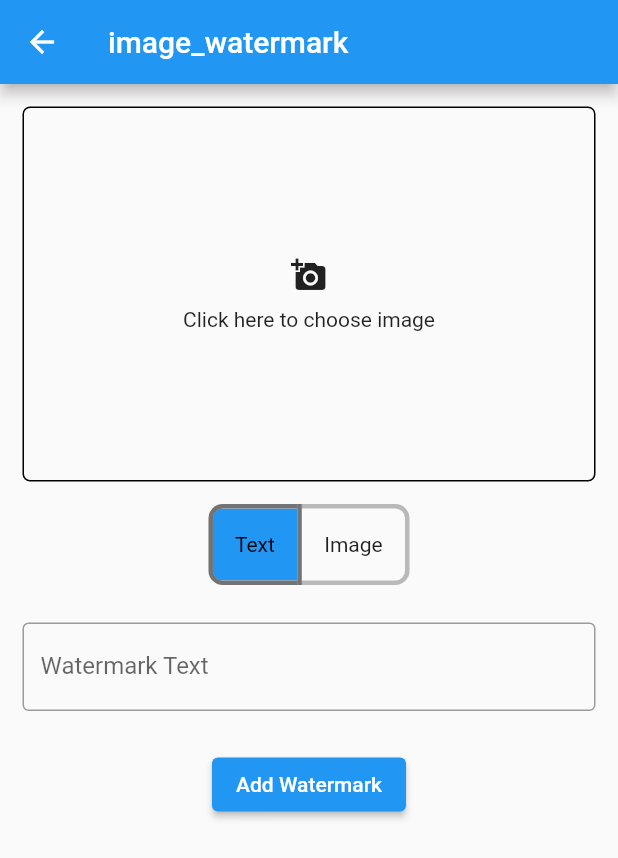
After one commit to aswinbharath488/googlemap, a Flutter app: the screen it shows after launch, after a tap on "watermark", on a phone screen of 412 x 824 dp. The commit adds this screen. Shown: the top 858 px of the screen. Run offline on Flutter 3.47's test engine with Material 2 defaults, Android fonts, the phone set to English and light mode, and no system bars; our stand-ins replace google_maps_flutter, image_picker; missing offline and left inert: image_watermark.

Commit message:
watermark function added

```diff
--- a/lib/screens/home.dart
+++ b/lib/screens/home.dart
@@ -2,6 +2,7 @@ import 'dart:io';
 
 import 'package:flutter/material.dart';
 import 'package:googlemap/screens/google_map.dart';
+import 'package:googlemap/screens/watermark_image.dart';
 import 'package:image_picker/image_picker.dart';
 
 class HomeScreen extends StatefulWidget {
@@ -64,7 +65,15 @@ class _HomeScreenState extends State<HomeScreen> {
                       MaterialPageRoute(
                           builder: (context) => const GoogleMapsView()));
                 },
-                child: const Text('map'))
+                child: const Text('map')),
+            ElevatedButton(
+                onPressed: () {
+                  Navigator.push(
+                      context,
+                      MaterialPageRoute(
+                          builder: (context) => const WatermarkImage()));
+                },
+                child: const Text('watermark'))
           ],
         ),
       ),
--- /dev/null
+++ b/lib/screens/watermark_image.dart
@@ -0,0 +1,194 @@
+import 'dart:typed_data';
+
+import 'package:flutter/material.dart';
+import 'package:image_picker/image_picker.dart';
+import 'package:image_watermark/image_watermark.dart';
+
+class WatermarkImage extends StatefulWidget {
+  const WatermarkImage({Key? key}) : super(key: key);
+
+  @override
+  State<WatermarkImage> createState() => _WatermarkImageState();
+}
+
+class _WatermarkImageState extends State<WatermarkImage> {
+  final ImagePicker _picker = ImagePicker();
+  var imgBytes;
+  var imgBytes2;
+  var _image;
+  var watermarkedImgBytes;
+  bool isLoading = false;
+  String watermarkText = "", imgname = "image not selected";
+  List<bool> textOrImage = [true, false];
+
+  pickImage() async {
+    XFile? image = await _picker.pickImage(
+      source: ImageSource.gallery,
+    );
+    if (image != null) {
+      _image = image;
+      var t = await image.readAsBytes();
+      imgBytes = Uint8List.fromList(t);
+    }
+    setState(() {});
+  }
+
+  pickImage2() async {
+    XFile? image = await _picker.pickImage(
+      source: ImageSource.gallery,
+    );
+    if (image != null) {
+      _image = image;
+      imgname = image.name;
+      var t = await image.readAsBytes();
+      imgBytes2 = Uint8List.fromList(t);
+    }
+    setState(() {});
+  }
+
+  @override
+  Widget build(BuildContext context) {
+    return Scaffold(
+      appBar: AppBar(
+        title: Text('image_watermark'),
+      ),
+      body: SingleChildScrollView(
+        scrollDirection: Axis.vertical,
+        child: Center(
+          child: Container(
+            width: 600,
+            child: Column(
+              children: [
+                GestureDetector(
+                  onTap: pickImage,
+                  child: Container(
+                      margin: EdgeInsets.all(15),
+                      decoration: BoxDecoration(
+                          border: Border.all(),
+                          borderRadius: BorderRadius.all(Radius.circular(5))),
+                      width: 600,
+                      height: 250,
+                      child: _image == null
+                          ? Column(
+                              mainAxisAlignment: MainAxisAlignment.center,
+                              children: [
+                                Icon(Icons.add_a_photo),
+                                SizedBox(
+                                  height: 10,
+                                ),
+                                Text('Click here to choose image')
+                              ],
+                            )
+                          : Image.memory(imgBytes,
+                              width: 600, height: 200, fit: BoxFit.fitHeight)),
+                ),
+                ToggleButtons(
+                  fillColor: Colors.blue,
+                  borderRadius: BorderRadius.all(Radius.circular(8)),
+                  borderWidth: 3,
+                  borderColor: Colors.black26,
+                  selectedBorderColor: Colors.black54,
+                  selectedColor: Colors.black,
+                  children: [
+                    Padding(
+                      padding: const EdgeInsets.all(8.0),
+                      child: Text(
+                        '  Text  ',
+                      ),
+                    ),
+                    // second toggle button
+                    Padding(
+                        padding: const EdgeInsets.all(8.0),
+                        child: Text(
+                          '  Image  ',
+                        ))
+                  ],
+                  onPressed: (index) {
+                    textOrImage = [false, false];
+                    setState(() {
+                      textOrImage[index] = true;
+                    });
+                  },
+                  isSelected: textOrImage,
+                ),
+                SizedBox(
+                  height: 10,
+                ),
+                textOrImage[0]
+                    ? Padding(
+                        padding: EdgeInsets.all(15),
+                        child: Container(
+                          width: 600,
+                          child: TextField(
+                            onChanged: (val) {
+                              watermarkText = val;
+                            },
+                            decoration: InputDecoration(
+                              border: OutlineInputBorder(),
+                              labelText: 'Watermark Text',
+                              hintText: 'Watermark Text',
+                            ),
+                          ),
+                        ),
+                      )
+                    : Row(
+                        children: [
+                          ElevatedButton(
+                              onPressed: pickImage2,
+                              child: Text('Select Watermark image')),
+                          Text(imgname)
+                        ],
+                      ),
+                SizedBox(
+                  height: 10,
+                ),
+                ElevatedButton(
+                  onPressed: () async {
+                    setState(() {
+                      isLoading = true;
+                    });
+                    if (textOrImage[0]) {
+                      watermarkedImgBytes =
+                          await image_watermark.addTextWatermark(
+                        imgBytes,
+
+                        ///image bytes
+                        watermarkText, //watermark text
+                        20, //
+                        30,
+                        color: Colors.black, //default : Colors.white
+                      );
+
+                      /// default : imageWidth/2
+                    } else {
+                      watermarkedImgBytes =
+                          await image_watermark.addImageWatermark(
+                              imgBytes, //image bytes
+                              imgBytes2,
+                              imgHeight: 200,
+                              imgWidth: 200,
+                              dstY: 400,
+                              dstX: 400);
+                    }
+
+                    setState(() {
+                      isLoading = false;
+                    });
+                  },
+                  child: Text('Add Watermark'),
+                ),
+                SizedBox(
+                  height: 10,
+                ),
+                isLoading ? CircularProgressIndicator() : Container(),
+                watermarkedImgBytes == null
+                    ? Container()
+                    : Image.memory(watermarkedImgBytes),
+              ],
+            ),
+          ),
+        ),
+      ),
+    );
+  }
+}
--- a/pubspec.yaml
+++ b/pubspec.yaml
@@ -36,6 +36,7 @@ dependencies:
   cupertino_icons: ^1.0.2
   image_picker: ^0.8.5+3
   google_maps_flutter: ^2.2.0
+  image_watermark: ^0.0.3
 
 dev_dependencies:
   flutter_test:
```
Also changed, not shown: pubspec.lock.
